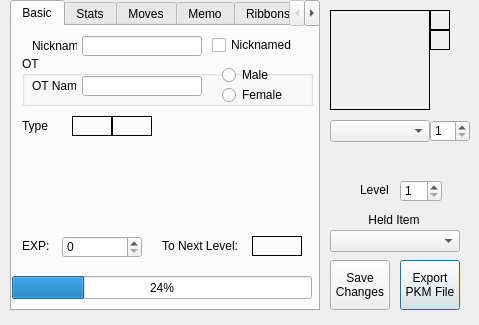
First picture: the form in QT Project/pkmviewer.ui, repository Annovae/PKMDS-G5, before the edit.
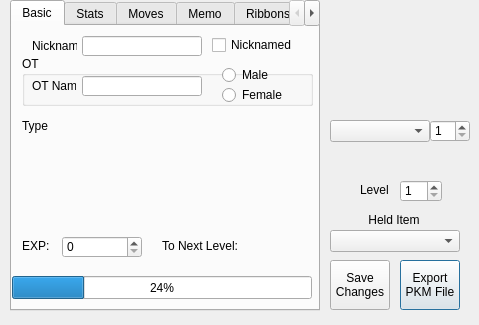
Second picture: the form after the edit.

Commit message: Undid borders (again)

What changed in the file:
```diff
--- a/QT Project/pkmviewer.ui
+++ b/QT Project/pkmviewer.ui
@@ -87,7 +87,7 @@
      <string notr="true">background: transparent</string>
     </property>
     <property name="frameShape">
-     <enum>QFrame::Box</enum>
+     <enum>QFrame::NoFrame</enum>
     </property>
     <property name="frameShadow">
      <enum>QFrame::Plain</enum>
@@ -181,7 +181,7 @@
      <string notr="true">background: transparent</string>
     </property>
     <property name="frameShape">
-     <enum>QFrame::Box</enum>
+     <enum>QFrame::NoFrame</enum>
     </property>
     <property name="frameShadow">
      <enum>QFrame::Plain</enum>
@@ -200,7 +200,7 @@
      <string notr="true">background: transparent</string>
     </property>
     <property name="frameShape">
-     <enum>QFrame::Box</enum>
+     <enum>QFrame::NoFrame</enum>
     </property>
     <property name="frameShadow">
      <enum>QFrame::Plain</enum>
@@ -262,7 +262,7 @@
       </rect>
      </property>
      <property name="frameShape">
-      <enum>QFrame::Box</enum>
+      <enum>QFrame::NoFrame</enum>
      </property>
      <property name="text">
       <string/>
@@ -294,7 +294,7 @@
       <string notr="true">background: transparent</string>
      </property>
      <property name="frameShape">
-      <enum>QFrame::Box</enum>
+      <enum>QFrame::NoFrame</enum>
      </property>
      <property name="frameShadow">
       <enum>QFrame::Plain</enum>
@@ -313,7 +313,7 @@
       <string notr="true">background: transparent</string>
      </property>
      <property name="frameShape">
-      <enum>QFrame::Box</enum>
+      <enum>QFrame::NoFrame</enum>
      </property>
      <property name="frameShadow">
       <enum>QFrame::Plain</enum>
```
